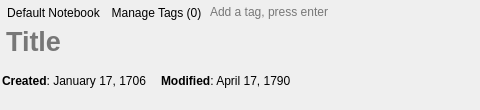
Qt form ui/escribaaddons.ui (Open-App-Library/Vibrato-Notes-Desktop) before a commit; both pictures show x 0 to 480 and y 0 to 110 of the 698 by 110 pixel window.
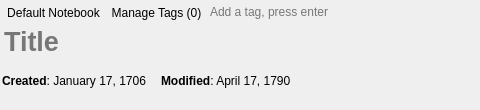
The same form after that commit. Icons and pictures are not drawn.

The edit to the form file:
```diff
--- a/ui/escribaaddons.ui
+++ b/ui/escribaaddons.ui
@@ -115,8 +115,7 @@
      <property name="styleSheet">
       <string notr="true">border: 0;
 padding: 0;
-background: palette(Window);
-padding: 0 2px;</string>
+background: palette(Window);</string>
      </property>
      <property name="placeholderText">
       <string>Title</string>
```
